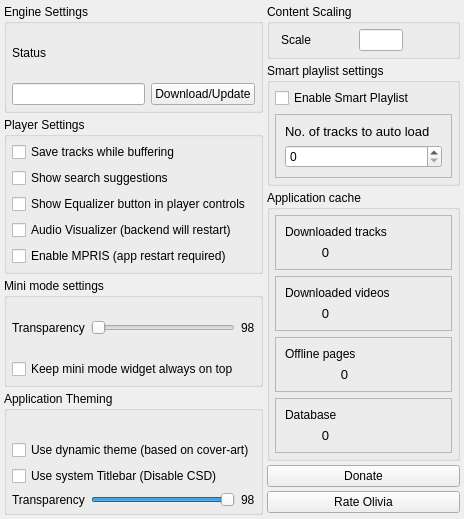
keshavbhatt/olivia, file settings.ui: the form before one commit.
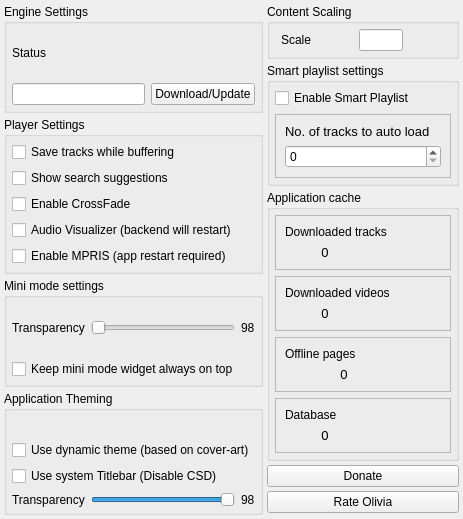
The form after the commit. Icons and pictures are not drawn. Custom widgets are drawn as their Qt base class.

Commit message: added option to toggle crossfade settings

Diff of the .ui file:
```diff
--- a/settings.ui
+++ b/settings.ui
@@ -6,7 +6,7 @@
    <rect>
     <x>0</x>
     <y>0</y>
-    <width>464</width>
+    <width>463</width>
     <height>519</height>
    </rect>
   </property>
@@ -145,7 +145,7 @@
           <item>
            <widget class="QCheckBox" name="equalizer">
             <property name="text">
-             <string>Show Equalizer button in player controls</string>
+             <string>Enable CrossFade</string>
             </property>
            </widget>
           </item>
```
Left out of the diff: 2 changed lines with no effect on the pictures. The commit also changes 2 other files.
